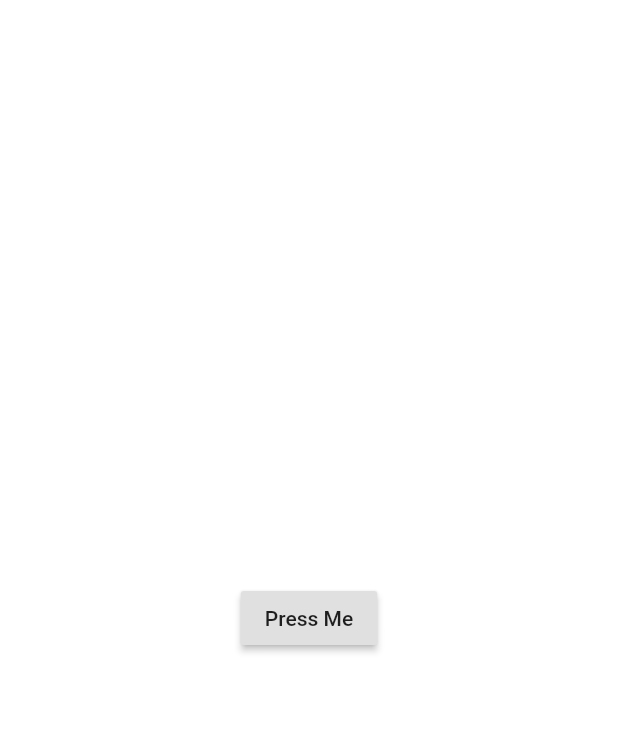
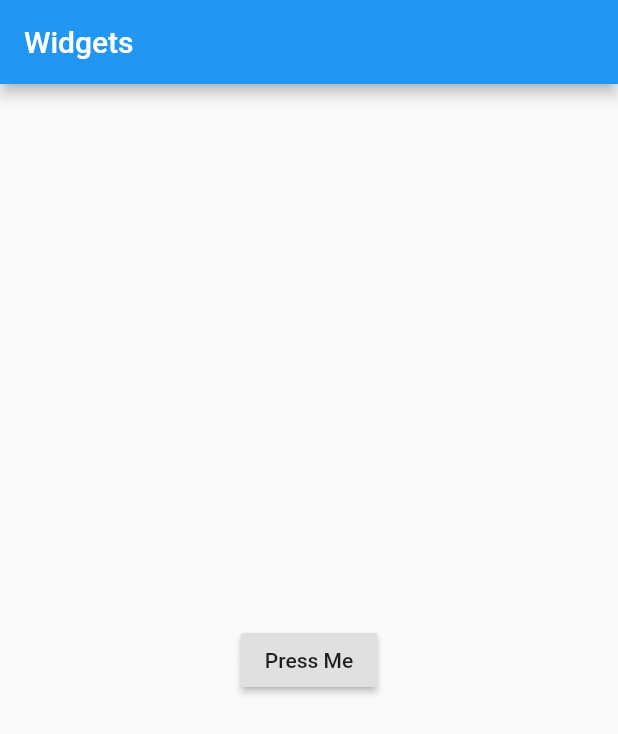
Before and after one commit to wuzhe213/flutter_widgets, a Flutter app: the screen it shows after launch, on a phone screen of 412 x 824 dp. Shown: the top 734 px of the screen. Run offline on Flutter 3.47's test engine with Material 2 defaults, Android fonts, the phone set to English and light mode, and no system bars.

Commit message:
add a widget as default page

```diff
--- a/lib/main.dart
+++ b/lib/main.dart
@@ -1,13 +1,9 @@
 import 'package:flutter/material.dart';
 
-import 'widgets/TextWidget.dart';
-import 'widgets/ScaffoldWidget.dart';
-import 'widgets/ImageWidget.dart';
-import 'widgets/InputWidget.dart';
-import 'widgets/ButtonWidget.dart';
+import 'pages/DefaultPage.dart';
 
 void main() {
   runApp(MaterialApp(
-    home: ButtonWidget(),
+    home: DefaultPage(),
   ));
 }
--- /dev/null
+++ b/lib/pages/DefaultPage.dart
@@ -0,0 +1,17 @@
+import 'package:flutter/material.dart';
+
+import '../widgets/TextWidget.dart';
+import '../widgets/ScaffoldWidget.dart';
+import '../widgets/ImageWidget.dart';
+import '../widgets/InputWidget.dart';
+import '../widgets/ButtonWidget.dart';
+
+class DefaultPage extends StatelessWidget {
+  @override
+  Widget build(BuildContext context) {
+    return Scaffold(
+      appBar: AppBar(title: Text('Widgets'),),
+      body: ButtonWidget(),
+    );
+  }
+}
```
Also changed, not shown: lib/widgets/DialogWidget.dart (deleted).
